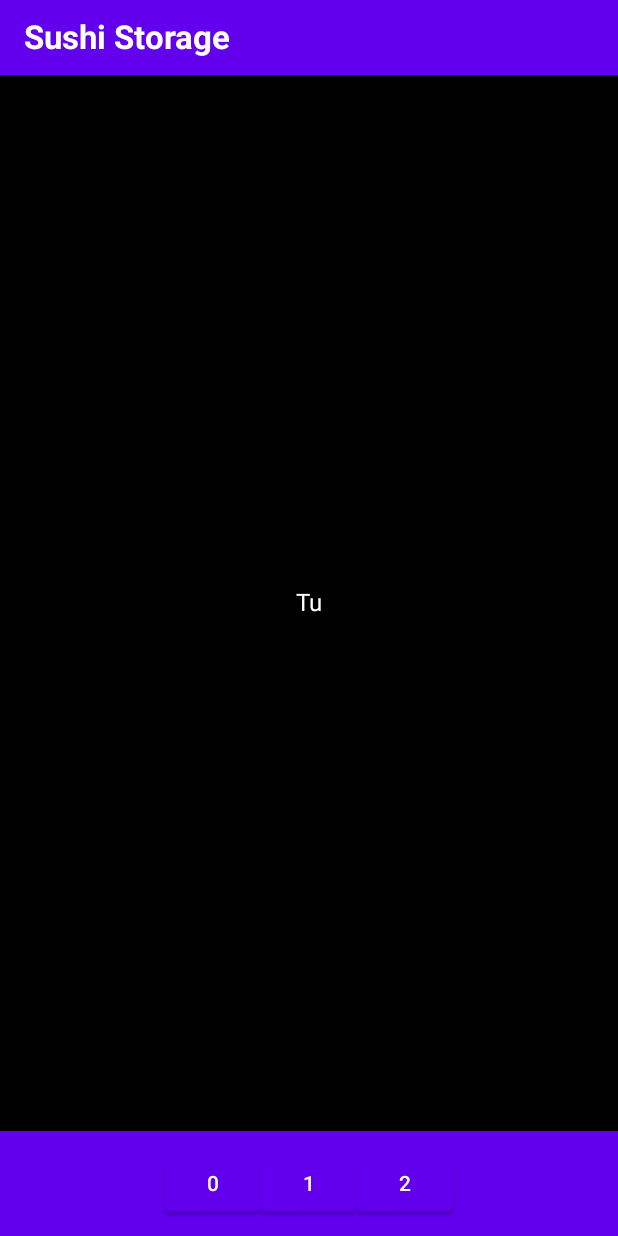
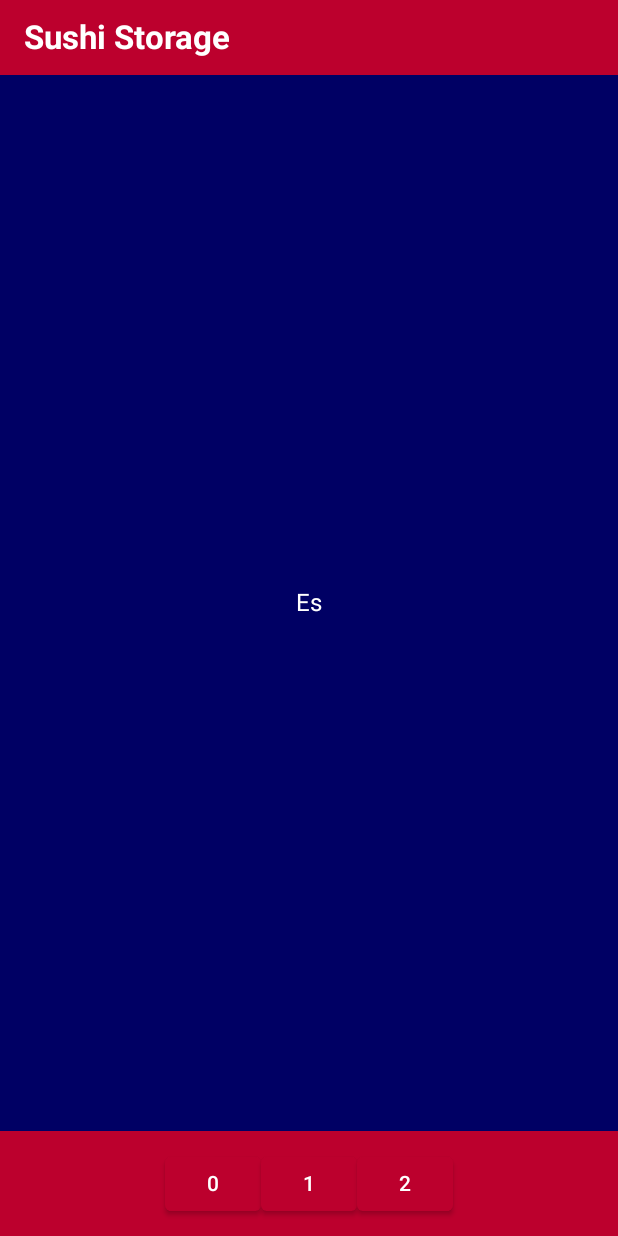
Before and after one commit to TheRealPad/sushiStorage, an Android app built with Jetpack Compose: the screen it shows after launch (MainActivity), on a phone screen of 412 x 824 dp. Run offline under Robolectric (Android 15) with nearby library versions, the light colour scheme and no system bars.

Commit message:
[Mod] update colors

```diff
--- a/android/app/src/main/java/com/example/mobile/MainActivity.kt
+++ b/android/app/src/main/java/com/example/mobile/MainActivity.kt
@@ -46,7 +46,7 @@
             modifier = Modifier.fillMaxSize(),
             color = MaterialTheme.colors.background
         ) {
-            val (indexDisplay, setIndexDisplay) = remember { mutableStateOf(0) }
+            val (indexDisplay, setIndexDisplay) = remember { mutableStateOf(1) }
             Scaffold(
                 topBar = { TopBar()},
                 bottomBar = { BottomBar(screenList.size, setIndexDisplay) }
--- a/android/app/src/main/java/com/example/mobile/screens/scrollPage/Scroll.kt
+++ b/android/app/src/main/java/com/example/mobile/screens/scrollPage/Scroll.kt
@@ -54,10 +54,13 @@
             }
         }
     }
+    LaunchedEffect(Unit) {
+        scrollState.animateScrollTo(screenPositions[indexDisplay])
+    }
     LaunchedEffect(scrollState.isScrollInProgress) {
         if (!scrollState.isScrollInProgress) {
             val index = findClosestIndex(scrollState.value, screenPositions)
-            //setIndexDisplay(index)
+            /*setIndexDisplay(index)*/
             scope.launch { scrollState.animateScrollTo(screenPositions[index]) }
         }
     }
--- a/android/app/src/main/java/com/example/mobile/ui/theme/Color.kt
+++ b/android/app/src/main/java/com/example/mobile/ui/theme/Color.kt
@@ -2,7 +2,7 @@
 
 import androidx.compose.ui.graphics.Color
 
-val Purple200 = Color(0xFFBB86FC)
-val Purple500 = Color(0xFF6200EE)
-val Purple700 = Color(0xFF3700B3)
-val Teal200 = Color(0xFF03DAC5)
+val Red = Color(0xFFBC002D)
+val White = Color(0xFFFFFFFF)
+val Black = Color(0xFF000000)
+val Grey = Color(0xFFD9D9D9)
--- a/android/app/src/main/java/com/example/mobile/ui/theme/Theme.kt
+++ b/android/app/src/main/java/com/example/mobile/ui/theme/Theme.kt
@@ -8,16 +8,16 @@
 
 
 private val DarkColorPalette = darkColors(
-    primary = Purple200,
-    primaryVariant = Purple700,
-    secondary = Teal200,
+    primary = Red,
+    primaryVariant = Red,
+    secondary = White,
     onSecondary = Color.White
 )
 
 private val LightColorPalette = lightColors(
-    primary = Purple500,
-    primaryVariant = Purple700,
-    secondary = Teal200,
+    primary = Red,
+    primaryVariant = Red,
+    secondary = White,
     onSecondary = Color.Black,
 
     /* Other default colors to override
```
